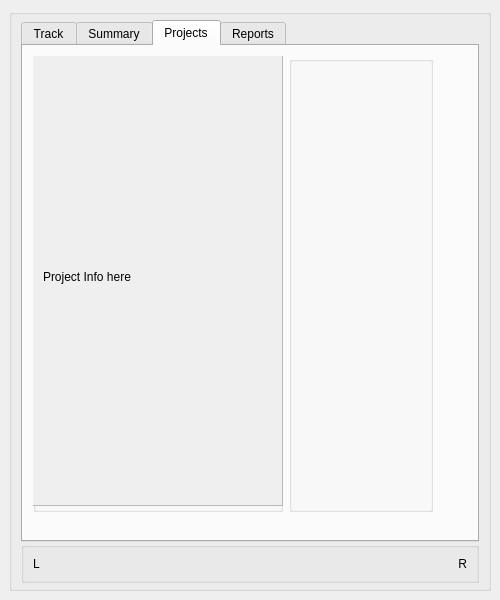
This is GUI/Main.ui in hratcliffe/TimeTrackerTwo as Qt 5 draws it before an edit. The edited form follows.
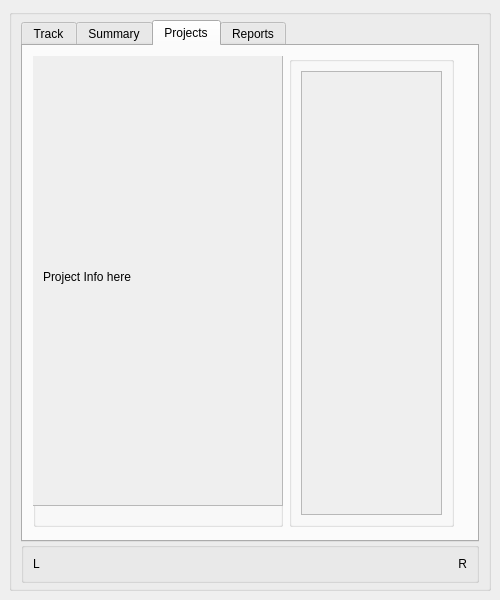
This is the edited form. The open tabs and pages were chosen to show the change.

Diff of the .ui file:
```diff
--- a/GUI/Main.ui
+++ b/GUI/Main.ui
@@ -437,8 +437,8 @@
             <rect>
              <x>10</x>
              <y>10</y>
-             <width>400</width>
-             <height>456</height>
+             <width>421</width>
+             <height>471</height>
             </rect>
            </property>
            <layout class="QGridLayout" name="gridLayout_6">
@@ -505,7 +505,7 @@
               <property name="sizePolicy">
                <sizepolicy hsizetype="Preferred" vsizetype="Preferred">
                 <horstretch>1</horstretch>
-                <verstretch>0</verstretch>
+                <verstretch>1</verstretch>
                </sizepolicy>
               </property>
               <property name="minimumSize">
@@ -519,17 +519,26 @@
               </property>
               <layout class="QVBoxLayout" name="verticalLayout_3">
                <item>
-                <layout class="QVBoxLayout" name="p_project_layout">
-                 <property name="spacing">
-                  <number>-1</number>
+                <widget class="QScrollArea" name="scrollArea_3">
+                 <property name="widgetResizable">
+                  <bool>true</bool>
                  </property>
-                 <property name="sizeConstraint">
-                  <enum>QLayout::SizeConstraint::SetDefaultConstraint</enum>
-                 </property>
-                 <property name="leftMargin">
-                  <number>5</number>
-                 </property>
-                </layout>
+                 <widget class="QWidget" name="scrollAreaWidgetContents_4">
+                  <property name="geometry">
+                   <rect>
+                    <x>0</x>
+                    <y>0</y>
+                    <width>127</width>
+                    <height>437</height>
+                   </rect>
+                  </property>
+                  <layout class="QVBoxLayout" name="verticalLayout_7">
+                   <item>
+                    <layout class="QVBoxLayout" name="p_project_layout"/>
+                   </item>
+                  </layout>
+                 </widget>
+                </widget>
                </item>
               </layout>
              </widget>
```
Left out of the diff: 40 changed lines with no effect on the pictures.
